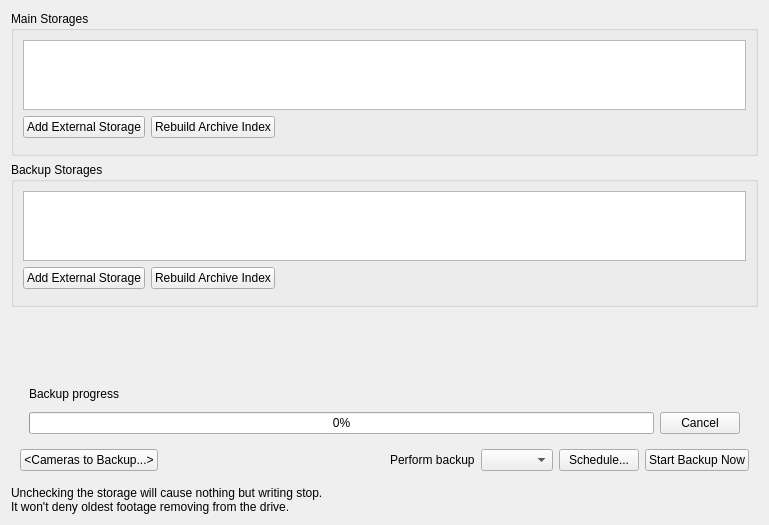
First picture: the form in client/src/ui/widgets/properties/storage_config_widget.ui, repository networkoptix/nx_open, before the edit.
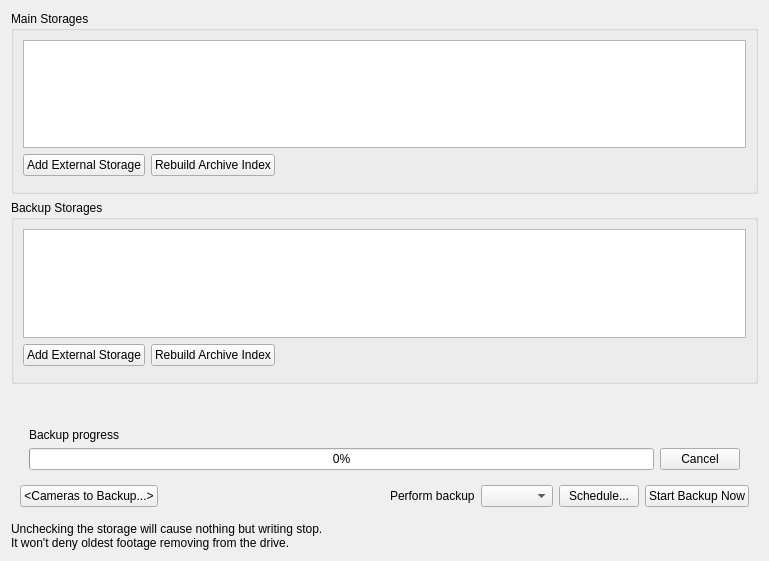
Second picture: the form after the edit. The open tabs and pages were chosen to show the change. Custom widgets are drawn as their Qt base class.

Commit message:
VMS-1411: Server Settings dialog should not change its size itself
<==== Mercurial data ====>
Branch: dev_2.5.0_gui

```diff
--- a/client/src/ui/widgets/properties/storage_config_widget.ui
+++ b/client/src/ui/widgets/properties/storage_config_widget.ui
@@ -7,10 +7,10 @@
     <x>0</x>
     <y>0</y>
     <width>769</width>
-    <height>525</height>
+    <height>561</height>
    </rect>
   </property>
-  <layout class="QVBoxLayout" name="verticalLayout_2">
+  <layout class="QVBoxLayout" name="verticalLayout_2" stretch="0,0,1,1">
    <item>
     <widget class="QGroupBox" name="storagesGroupBox">
      <property name="title">
@@ -205,9 +205,6 @@
         </widget>
         <widget class="QWidget" name="backupProgressPage">
          <layout class="QVBoxLayout" name="verticalLayout_3">
-          <item>
-           <widget class="QnWordWrappedLabel" name="rebuildStatusLabelBackup" native="true"/>
-          </item>
           <item>
            <widget class="QLabel" name="label_5">
             <property name="text">
@@ -291,19 +288,6 @@
      </layout>
     </widget>
    </item>
-   <item>
-    <spacer name="verticalSpacer">
-     <property name="orientation">
-      <enum>Qt::Vertical</enum>
-     </property>
-     <property name="sizeHint" stdset="0">
-      <size>
-       <width>20</width>
-       <height>40</height>
-      </size>
-     </property>
-    </spacer>
-   </item>
    <item>
     <widget class="QLabel" name="storagesWarningLabel">
      <property name="text">
@@ -320,12 +304,6 @@
    <extends>QTableView</extends>
    <header location="global">ui/widgets/table_view.h</header>
   </customwidget>
-  <customwidget>
-   <class>QnWordWrappedLabel</class>
-   <extends>QWidget</extends>
-   <header location="global">ui/widgets/word_wrapped_label.h</header>
-   <container>1</container>
-  </customwidget>
   <customwidget>
    <class>QnStorageRebuildWidget</class>
    <extends>QWidget</extends>
```
Left out of the diff: 4 changed lines with no effect on the pictures. The commit also changes 3 other files.
